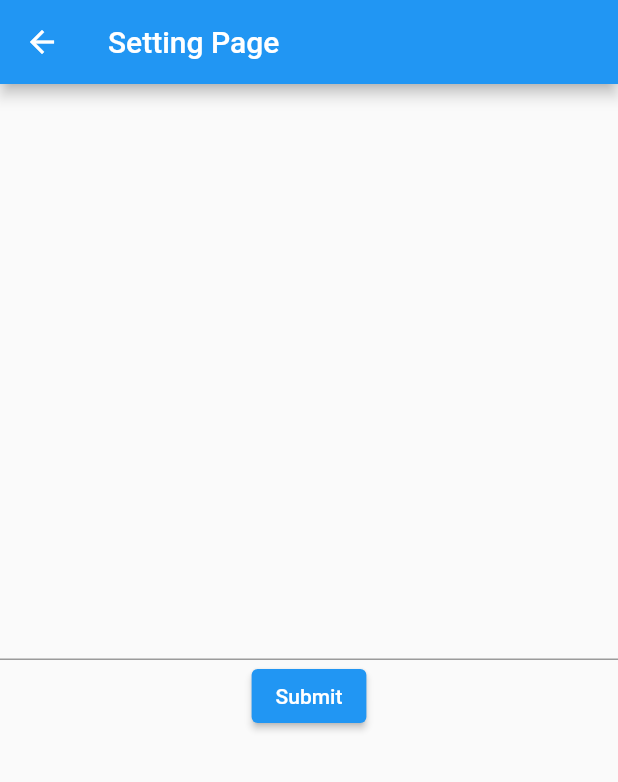
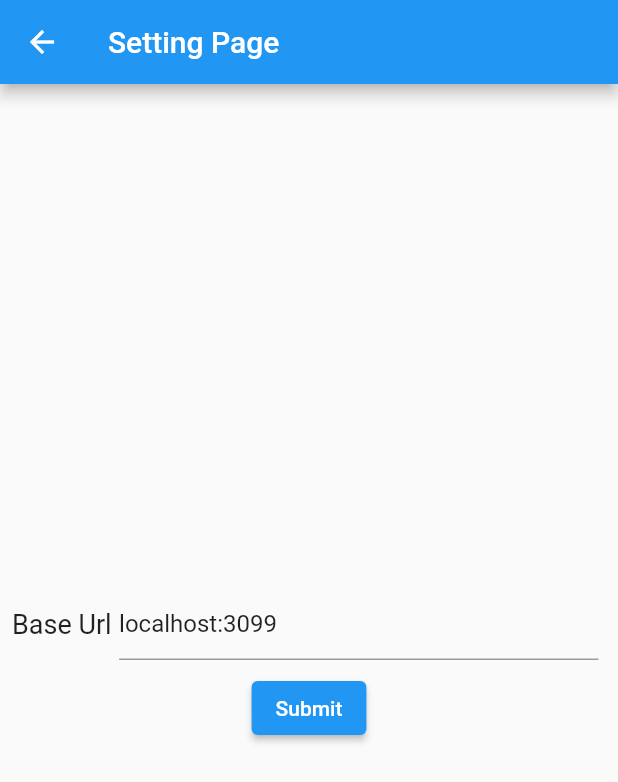
Before and after one commit to ilhmdhn/self_service, a Flutter app: the SettingPage screen opened by its route, after a tap on "Submit", on a phone screen of 412 x 824 dp. Shown: the top 782 px of the screen. Run offline on Flutter 3.47's test engine with Material 2 defaults, Android fonts, the phone set to English and light mode, and no system bars; our stand-ins replace carousel_slider, flutter_bloc, shared_preferences; accounts and stored records are empty.

Commit message:
mbuh ki deloken dewe

```diff
--- a/lib/bloc/room_category_bloc.dart
+++ b/lib/bloc/room_category_bloc.dart
@@ -3,7 +3,7 @@ import '../data/model/room_category_model.dart';
 import '../data/api/api_request.dart';
 
 class RoomCategoryCubit extends Cubit<RoomCategoryResult> {
-  RoomCategoryCubit(): super(RoomCategoryResult(state: false, message: '', category: List.empty()));
+  RoomCategoryCubit(): super(RoomCategoryResult());
 
   void getData() async{
     final response = await ApiService().getRoomCategory();
--- a/lib/bloc/setting_bloc.dart
+++ b/lib/bloc/setting_bloc.dart
@@ -5,10 +5,10 @@ class BaseUrlCubit extends Cubit<String> {
   BaseUrlCubit() : super('');
 
   void setData(url) async {
-    PreferencesData.setBaseUrl(url);
+    await PreferencesData.setBaseUrl(url);
   }
 
-  Future<String> getData() async {
-    return await PreferencesData.getBaseUrl();
+  void getData() async {
+    emit(await PreferencesData.getBaseUrl());
   }
 }
--- a/lib/data/api/api_request.dart
+++ b/lib/data/api/api_request.dart
@@ -9,26 +9,26 @@ import '../shared_pref/preferences_data.dart';
 
 class ApiService {
   Future<String> baseUrl() async {
-    return await PreferencesData.getBaseUrl();
+    final url = await PreferencesData.getBaseUrl();
+    return 'http://$url:3099/';
   }
 
   Future<RoomCategoryResult> getRoomCategory() async {
     try {
       final serverUrl = await baseUrl();
-      Uri url = Uri.parse('http://192.168.1.248:3001/room-category');
+      Uri url = Uri.parse('${serverUrl}room-category');
       final apiResponse = await http.get(url);
       return RoomCategoryResult.fromJson(json.decode(apiResponse.body));
     } catch (e) {
       return RoomCategoryResult(
-          state: false, message: e.toString(), category: List.empty());
+          isLoading: false,state: false, message: e.toString(), category: List.empty());
     }
   }
 
   Future<RoomListResult> getRoomList(String roomCategory) async {
     try {
       final serverUrl = await baseUrl();
-      Uri url =
-          Uri.parse('http://192.168.1.248:3001/room?category=$roomCategory');
+      Uri url = Uri.parse('${serverUrl}room?category=$roomCategory');
       final apiResponse = await http.get(url);
       return RoomListResult.fromJson(json.decode(apiResponse.body));
     } catch (e) {
@@ -39,8 +39,7 @@ class ApiService {
   Future<RoomDetailResult> getRoomDetail(roomCode) async {
     try {
       final serverUrl = await baseUrl();
-      Uri url = Uri.parse(
-          'http://192.168.1.248:3001/room-detail?room_code=$roomCode');
+      Uri url = Uri.parse('${serverUrl}room-detail?room_code=$roomCode');
       final apiResponse = await http.get(url);
       return RoomDetailResult.fromJson(json.decode(apiResponse.body));
     } catch (e) {
@@ -51,7 +50,7 @@ class ApiService {
   Future<FnBCategoryResult> getFnBCategory() async {
     try {
       final serverUrl = await baseUrl();
-      Uri url = Uri.parse('http://192.168.1.248:3001/fnb-category');
+      Uri url = Uri.parse('${serverUrl}fnb-category');
       final apiResponse = await http.get(url);
       return FnBCategoryResult.fromJson(json.decode(apiResponse.body));
     } catch (err) {
@@ -64,11 +63,11 @@ class ApiService {
     try {
       final serverUrl = await baseUrl();
       Uri url = Uri.parse(
-          'http://192.168.1.248:3001/fnb?page=$page&size=$size&category=$category&search=$search');
+          '${serverUrl}fnb?page=$page&size=$size&category=$category&search=$search');
       final apiResponse = await http.get(url);
       return InventoryResult.fromJson(json.decode(apiResponse.body));
     } catch (err) {
-      return InventoryResult(state: false, message:err.toString());
+      return InventoryResult(state: false, message: err.toString());
     }
   }
 }
--- a/lib/data/shared_pref/preferences_data.dart
+++ b/lib/data/shared_pref/preferences_data.dart
@@ -1,14 +1,14 @@
 import 'package:shared_preferences/shared_preferences.dart';
 
 class PreferencesData {
-  static void setBaseUrl(String baseUrl) async {
+  static Future<bool> setBaseUrl(String baseUrl) async {
     final prefs = await SharedPreferences.getInstance();
     await prefs.setString('BASE_URL', baseUrl);
+    return true;
   }
 
   static Future<String> getBaseUrl() async {
     final prefs = await SharedPreferences.getInstance();
-    final String url = prefs.getString('BASE_URL') ?? 'localhost:3099';
-    return 'http://$url';
+    return prefs.getString('BASE_URL') ?? 'localhost:3099';
   }
 }
--- a/lib/page/fnb_page.dart
+++ b/lib/page/fnb_page.dart
@@ -66,6 +66,7 @@ class FnBPage extends StatelessWidget {
                                 child: ClipRRect(
                                   borderRadius: BorderRadius.circular(10),
                                   child: Image.network(
+                                    //  await ImageRequest().getFnBCategoryImage(state.category?[index].fnbCategoryImage)
                                     'http://192.168.1.248:3001/image-fnb-category?name_file=${state.category?[index].fnbCategoryImage}',
                                   ),
                                 ),
--- a/lib/page/setting_page.dart
+++ b/lib/page/setting_page.dart
@@ -9,7 +9,7 @@ class SettingPage extends StatelessWidget {
   Widget build(BuildContext context) {
     final BaseUrlCubit baseUrlCubit = BaseUrlCubit();
     TextEditingController url = TextEditingController();
-    String? insertUrl;
+    baseUrlCubit.getData();
     return Scaffold(
       appBar: AppBar(
         title: const Text('Setting Page'),
@@ -24,15 +24,28 @@ class SettingPage extends StatelessWidget {
               return Column(
                 mainAxisAlignment: MainAxisAlignment.center,
                 children: [
-                  TextField(
-                    controller: url,
-                    onChanged: (String value) {
-                      insertUrl = value;
-                    },
-                  ),
+                  Padding(
+                      padding: const EdgeInsets.all(8.0),
+                      child: Row(
+                        mainAxisAlignment: MainAxisAlignment.spaceAround,
+                        children: [
+                          const Text(
+                            'Base Url',
+                            style: TextStyle(fontSize: 18),
+                          ),
+                          Expanded(
+                            child: Padding(
+                              padding: const EdgeInsets.only(left: 5, right: 5),
+                              child: TextField(
+                                  controller: url,
+                                  keyboardType: TextInputType.number),
+                            ),
+                          ),
+                        ],
+                      )),
                   ElevatedButton(
                       onPressed: () {
-                        baseUrlCubit.setData(insertUrl);
+                        baseUrlCubit.setData(url.text);
                       },
                       child: const Text('Submit'))
                 ],
```
Also changed, not shown: lib/bloc/image_url_bloc.dart (added, +31 -0 lines), lib/data/model/room_category_model.dart (+5 -2 lines), lib/page/room_category_page.dart (+35 -14 lines).
